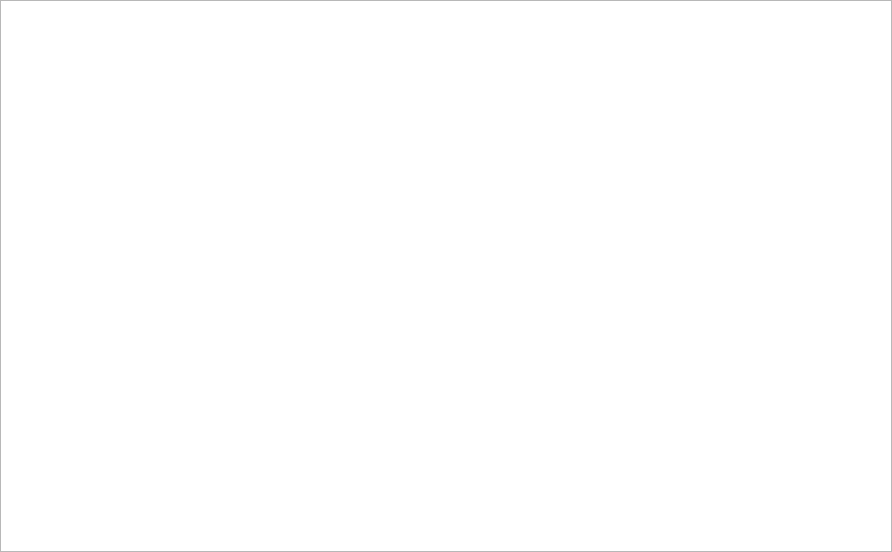
Before: the Qt Designer form resources/ui/console.ui in flegac/qt-widgets, drawn with Qt 5.
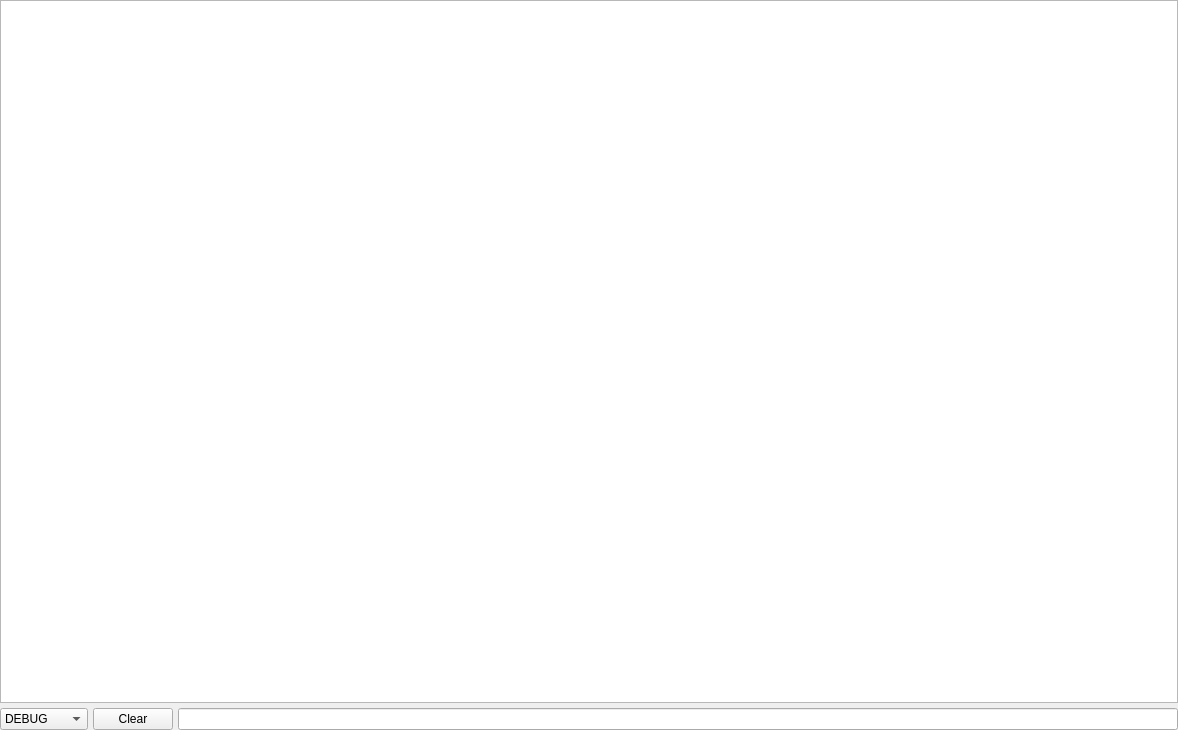
After: the same form once the commit is applied.

Commit message: feat: Console Level filter (work in progress)

```diff
--- a/resources/ui/console.ui
+++ b/resources/ui/console.ui
@@ -6,8 +6,8 @@
    <rect>
     <x>0</x>
     <y>0</y>
-    <width>892</width>
-    <height>552</height>
+    <width>1178</width>
+    <height>730</height>
    </rect>
   </property>
   <property name="windowTitle">
@@ -15,7 +15,7 @@
   </property>
   <layout class="QVBoxLayout" name="verticalLayout">
    <property name="spacing">
-    <number>0</number>
+    <number>5</number>
    </property>
    <property name="leftMargin">
     <number>0</number>
@@ -36,6 +36,59 @@
      </property>
     </widget>
    </item>
+   <item>
+    <layout class="QHBoxLayout" name="horizontalLayout">
+     <property name="spacing">
+      <number>5</number>
+     </property>
+     <property name="leftMargin">
+      <number>0</number>
+     </property>
+     <property name="topMargin">
+      <number>0</number>
+     </property>
+     <property name="rightMargin">
+      <number>0</number>
+     </property>
+     <property name="bottomMargin">
+      <number>0</number>
+     </property>
+     <item>
+      <widget class="QComboBox" name="consoleLevel">
+       <item>
+        <property name="text">
+         <string>DEBUG</string>
+        </property>
+       </item>
+       <item>
+        <property name="text">
+         <string>INFO</string>
+        </property>
+       </item>
+       <item>
+        <property name="text">
+         <string>WARNING</string>
+        </property>
+       </item>
+       <item>
+        <property name="text">
+         <string>ERROR</string>
+        </property>
+       </item>
+      </widget>
+     </item>
+     <item>
+      <widget class="QPushButton" name="consoleClearButton">
+       <property name="text">
+        <string>Clear</string>
+       </property>
+      </widget>
+     </item>
+     <item>
+      <widget class="QLineEdit" name="consoleInput"/>
+     </item>
+    </layout>
+   </item>
   </layout>
  </widget>
  <resources/>
```
Left out of the diff: 7 changed lines with no effect on the pictures. The commit also changes 1 other file.
